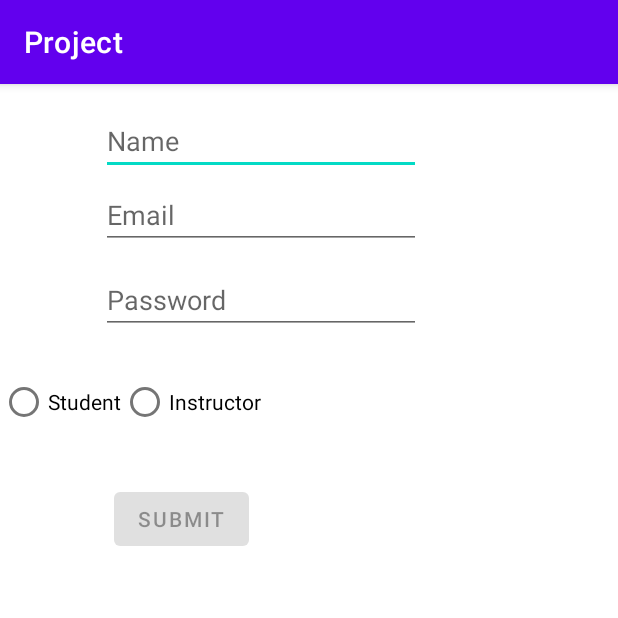
After one commit to uOttawa-Summer2022/group13_project, an Android app: the RegistrationActivity screen opened directly, with no data from a screen before it, on a phone screen of 412 x 824 dp, the top half of it. The commit adds this screen. Run offline under Robolectric (Android 15) with nearby library versions, the phone set to English and light mode, and no system bars.

Commit message:
added user registration ui

```diff
--- a/app/src/main/AndroidManifest.xml
+++ b/app/src/main/AndroidManifest.xml
@@ -14,6 +14,9 @@
         android:theme="@style/Theme.Project"
         tools:targetApi="31">
         <activity
+            android:name=".ui.login.RegistrationActivity"
+            android:exported="false" />
+        <activity
             android:name=".ui.login.LoginActivity"
             android:exported="true"
             android:label="@string/app_name">
--- a/app/src/main/java/com/example/project/ui/login/LoginActivity.java
+++ b/app/src/main/java/com/example/project/ui/login/LoginActivity.java
@@ -5,6 +5,7 @@ import android.app.Activity;
 import androidx.lifecycle.Observer;
 import androidx.lifecycle.ViewModelProvider;
 
+import android.content.Intent;
 import android.os.Bundle;
 
 import androidx.annotation.Nullable;
@@ -21,6 +22,7 @@ import android.widget.EditText;
 import android.widget.ProgressBar;
 import android.widget.TextView;
 import android.widget.Toast;
+
 
 import com.example.project.R;
 import com.example.project.ui.login.LoginViewModel;
@@ -46,6 +48,8 @@ public class LoginActivity extends AppCompatActivity {
         final EditText passwordEditText = binding.password;
         final Button loginButton = binding.login;
         final ProgressBar loadingProgressBar = binding.loading;
+        final Button registerButton = binding.registration;
+        registerButton.setEnabled(true);
 
         loginViewModel.getLoginFormState().observe(this, new Observer<LoginFormState>() {
             @Override
@@ -122,7 +126,15 @@ public class LoginActivity extends AppCompatActivity {
                         passwordEditText.getText().toString());
             }
         });
+        registerButton.setOnClickListener(new View.OnClickListener() {
+            @Override
+            public void onClick(View v) {
+               Intent registrationI = new Intent(getApplicationContext(), RegistrationActivity.class);
+               startActivity(registrationI);
+            }
+        });
     }
+
 
     private void updateUiWithUser(LoggedInUserView model) {
         String welcome = getString(R.string.welcome) + model.getDisplayName();
--- /dev/null
+++ b/app/src/main/java/com/example/project/ui/login/RegistrationActivity.java
@@ -0,0 +1,78 @@
+package com.example.project.ui.login;
+
+import androidx.appcompat.app.AppCompatActivity;
+
+import android.os.Bundle;
+import android.text.Editable;
+import android.text.TextWatcher;
+import android.widget.Button;
+import android.widget.EditText;
+
+import com.example.project.R;
+
+import org.w3c.dom.Text;
+
+public class RegistrationActivity extends AppCompatActivity {
+
+    @Override
+    protected void onCreate(Bundle savedInstanceState) {
+        super.onCreate(savedInstanceState);
+        setContentView(R.layout.activity_registration);
+        final EditText name = findViewById(R.id.editTextTextPersonName);
+        final EditText email = findViewById(R.id.editTextTextEmailAddress);
+        final EditText password = findViewById(R.id.editTextTextPassword);
+        final Button submit = findViewById(R.id.submitButton);
+        submit.setEnabled(false);
+
+        name.addTextChangedListener(new TextWatcher() {
+            @Override
+            public void beforeTextChanged(CharSequence s, int start, int count, int after) {
+
+            }
+
+            @Override
+            public void onTextChanged(CharSequence s, int start, int before, int count) {
+
+            }
+
+            @Override
+            public void afterTextChanged(Editable s) {
+
+            }
+        });
+        email.addTextChangedListener(new TextWatcher() {
+            @Override
+            public void beforeTextChanged(CharSequence s, int start, int count, int after) {
+
+            }
+
+            @Override
+            public void onTextChanged(CharSequence s, int start, int before, int count) {
+
+            }
+
+            @Override
+            public void afterTextChanged(Editable s) {
+
+            }
+        });
+        password.addTextChangedListener(new TextWatcher() {
+            @Override
+            public void beforeTextChanged(CharSequence s, int start, int count, int after) {
+
+            }
+
+            @Override
+            public void onTextChanged(CharSequence s, int start, int before, int count) {
+
+            }
+
+            @Override
+            public void afterTextChanged(Editable s) {
+
+            }
+        });
+
+    }
+
+}
--- a/app/src/main/res/layout/activity_login.xml
+++ b/app/src/main/res/layout/activity_login.xml
@@ -52,6 +52,22 @@
         app:layout_constraintTop_toBottomOf="@+id/password"
         app:layout_constraintVertical_bias="0.2" />
 
+    <Button
+        android:id="@+id/registration"
+        android:layout_width="wrap_content"
+        android:layout_height="wrap_content"
+        android:layout_gravity="start"
+        android:layout_marginTop="16dp"
+        android:layout_marginBottom="64dp"
+        android:enabled="false"
+        android:text="@string/action_registration"
+        app:layout_constraintBottom_toBottomOf="parent"
+        app:layout_constraintEnd_toEndOf="parent"
+        app:layout_constraintHorizontal_bias="0.498"
+        app:layout_constraintStart_toStartOf="parent"
+        app:layout_constraintTop_toBottomOf="@+id/login"
+        app:layout_constraintVertical_bias="0.196" />
+
     <ProgressBar
         android:id="@+id/loading"
         android:layout_width="wrap_content"
--- /dev/null
+++ b/app/src/main/res/layout/activity_registration.xml
@@ -0,0 +1,76 @@
+<?xml version="1.0" encoding="utf-8"?>
+<androidx.constraintlayout.widget.ConstraintLayout xmlns:android="http://schemas.android.com/apk/res/android"
+    xmlns:app="http://schemas.android.com/apk/res-auto"
+    xmlns:tools="http://schemas.android.com/tools"
+    android:layout_width="match_parent"
+    android:layout_height="match_parent"
+    tools:context=".ui.login.RegistrationActivity">
+
+    <EditText
+        android:id="@+id/editTextTextPersonName"
+        android:layout_width="wrap_content"
+        android:layout_height="wrap_content"
+        android:layout_marginTop="15dp"
+        android:ems="10"
+        android:hint="Name"
+        android:inputType="textPersonName"
+        app:layout_constraintStart_toStartOf="@+id/editTextTextEmailAddress"
+        app:layout_constraintTop_toTopOf="parent" />
+
+    <EditText
+        android:id="@+id/editTextTextEmailAddress"
+        android:layout_width="wrap_content"
+        android:layout_height="wrap_content"
+        android:layout_marginStart="67dp"
+        android:layout_marginTop="4dp"
+        android:ems="10"
+        android:hint="Email"
+        android:inputType="textEmailAddress"
+        app:layout_constraintStart_toStartOf="parent"
+        app:layout_constraintTop_toBottomOf="@+id/editTextTextPersonName" />
+
+    <EditText
+        android:id="@+id/editTextTextPassword"
+        android:layout_width="wrap_content"
+        android:layout_height="wrap_content"
+        android:layout_marginTop="11dp"
+        android:ems="10"
+        android:hint="Password"
+        android:inputType="textPassword"
+        app:layout_constraintStart_toStartOf="@+id/editTextTextEmailAddress"
+        app:layout_constraintTop_toBottomOf="@+id/editTextTextEmailAddress" />
+
+    <RadioGroup
+        android:id="@+id/radioGroup2"
+        android:layout_width="wrap_content"
+        android:layout_height="wrap_content"
+        android:layout_marginTop="21dp"
+        android:orientation="horizontal"
+        app:layout_constraintEnd_toEndOf="@+id/button"
+        app:layout_constraintStart_toEndOf="@+id/button"
+        app:layout_constraintTop_toBottomOf="@+id/editTextTextPassword">
+
+        <RadioButton
+            android:id="@+id/radioButton2"
+            android:layout_width="wrap_content"
+            android:layout_height="wrap_content"
+            android:text="@string/user_student" />
+
+        <RadioButton
+            android:id="@+id/radioButton3"
+            android:layout_width="108dp"
+            android:layout_height="wrap_content"
+            android:text="@string/user_instructor" />
+    </RadioGroup>
+
+    <Button
+        android:id="@+id/submitButton"
+        android:layout_width="wrap_content"
+        android:layout_height="wrap_content"
+        android:layout_marginStart="76dp"
+        android:layout_marginTop="30dp"
+        android:text="@string/user_register"
+        app:layout_constraintStart_toStartOf="parent"
+        app:layout_constraintTop_toBottomOf="@+id/radioGroup2" />
+
+</androidx.constraintlayout.widget.ConstraintLayout>
--- a/app/src/main/res/values/strings.xml
+++ b/app/src/main/res/values/strings.xml
@@ -3,10 +3,18 @@
     <!-- Strings related to login -->
     <string name="prompt_email">Email</string>
     <string name="prompt_password">Password</string>
-    <string name="action_sign_in">Sign in or register</string>
+    <string name="action_sign_in">Sign in</string>
+    <string name="action_registration">Register</string>
     <string name="action_sign_in_short">Sign in</string>
     <string name="welcome">"Welcome !"</string>
     <string name="invalid_username">Not a valid username</string>
     <string name="invalid_password">Password must be >5 characters</string>
     <string name="login_failed">"Login failed"</string>
+    <string name="user_name">Name</string>
+    <string name="user_email">Email</string>
+    <string name="user_password">Password</string>
+    <string name="user_student">Student</string>
+    <string name="user_instructor">Instructor</string>
+    <string name="user_register">Submit</string>
+
 </resources>
```
